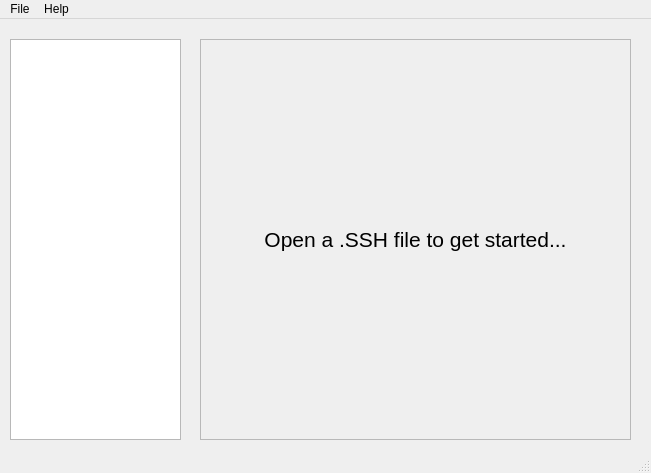
Above: src/eagleqt/MainWindow.ui from SSXModding/SSXTools before the change. Below: the same form after it.
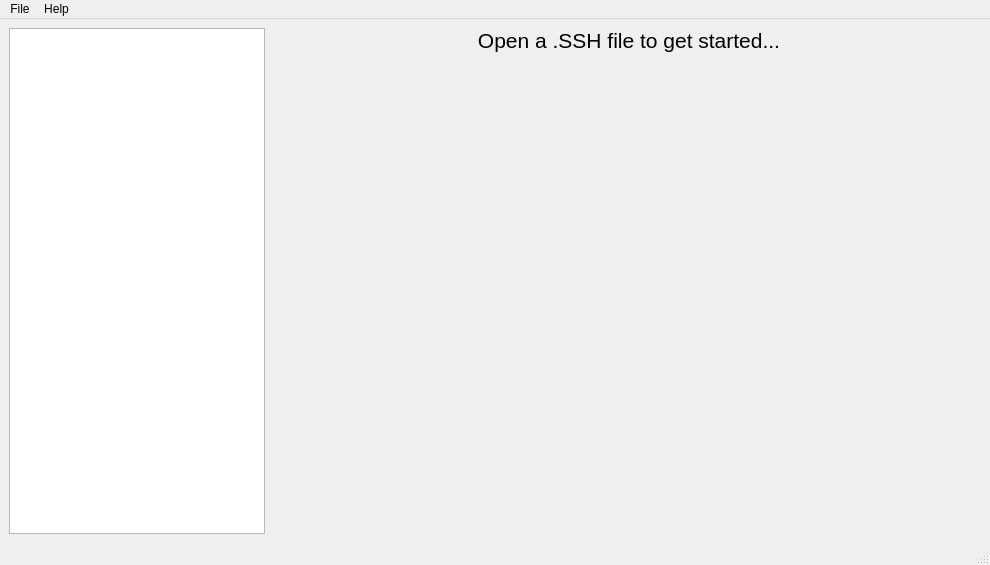
That is the form after the change.

Patch:
```diff
--- a/src/eagleqt/MainWindow.ui
+++ b/src/eagleqt/MainWindow.ui
@@ -6,59 +6,40 @@
    <rect>
     <x>0</x>
     <y>0</y>
-    <width>651</width>
-    <height>473</height>
+    <width>990</width>
+    <height>565</height>
    </rect>
   </property>
+  <property name="sizePolicy">
+   <sizepolicy hsizetype="Expanding" vsizetype="Expanding">
+    <horstretch>0</horstretch>
+    <verstretch>0</verstretch>
+   </sizepolicy>
+  </property>
   <property name="windowTitle">
    <string>EAGLe User Interface</string>
   </property>
   <widget class="QWidget" name="centralwidget">
+   <layout class="QFormLayout" name="formLayout">
+    <item row="0" column="0">
    <widget class="QTreeView" name="treeView">
-    <property name="enabled">
-     <bool>true</bool>
-    </property>
-    <property name="geometry">
-     <rect>
-      <x>10</x>
-      <y>20</y>
-      <width>171</width>
-      <height>401</height>
-     </rect>
-    </property>
     <attribute name="headerVisible">
      <bool>false</bool>
     </attribute>
    </widget>
-   <widget class="QFrame" name="previewFrame">
-    <property name="enabled">
-     <bool>true</bool>
-    </property>
-    <property name="geometry">
-     <rect>
-      <x>200</x>
-      <y>20</y>
-      <width>431</width>
-      <height>401</height>
-     </rect>
-    </property>
-    <property name="frameShape">
-     <enum>QFrame::StyledPanel</enum>
-    </property>
-    <property name="frameShadow">
-     <enum>QFrame::Sunken</enum>
-    </property>
+    </item>
+    <item row="0" column="1">
+     <layout class="QFormLayout" name="sshLayout">
+      <item row="0" column="1">
     <widget class="QLabel" name="openfilenag">
      <property name="enabled">
       <bool>true</bool>
      </property>
-     <property name="geometry">
-      <rect>
-       <x>0</x>
-       <y>0</y>
-       <width>431</width>
-       <height>401</height>
-      </rect>
+        <property name="sizePolicy">
+         <sizepolicy hsizetype="Minimum" vsizetype="Maximum">
+          <horstretch>0</horstretch>
+          <verstretch>0</verstretch>
+         </sizepolicy>
      </property>
      <property name="font">
       <font>
@@ -73,15 +54,18 @@
       <set>Qt::AlignCenter</set>
      </property>
     </widget>
-   </widget>
+      </item>
+     </layout>
+    </item>
+   </layout>
   </widget>
   <widget class="QMenuBar" name="menubar">
    <property name="geometry">
     <rect>
      <x>0</x>
      <y>0</y>
-     <width>651</width>
-     <height>21</height>
+     <width>990</width>
+     <height>20</height>
     </rect>
    </property>
    <widget class="QMenu" name="menuFile">
```
Lines whose indentation alone changed are shown as unchanged.
